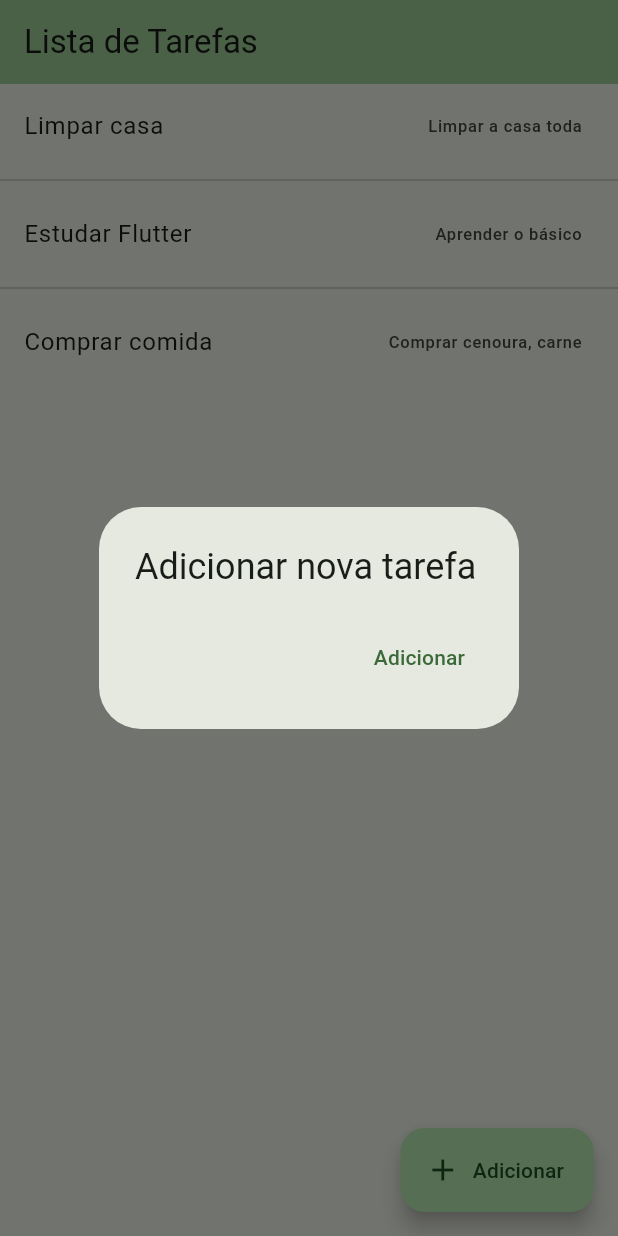
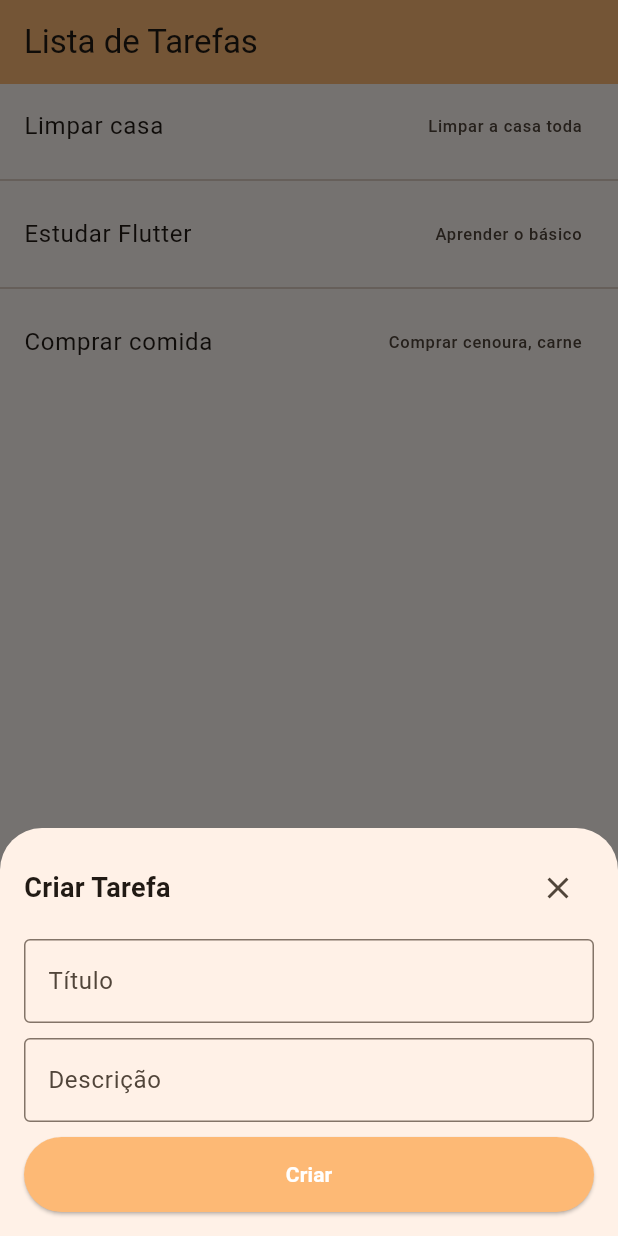
Before and after one commit to nellfs/flutter_todoapp, a Flutter app: the screen it shows after launch, after a tap on "Adicionar", on a phone screen of 412 x 824 dp. Run offline on Flutter 3.47's test engine with Material 3 defaults, Android fonts, the phone set to English and light mode, and no system bars.

```diff
--- a/lib/main.dart
+++ b/lib/main.dart
@@ -1,4 +1,5 @@
 import 'package:flutter/material.dart';
+import 'package:flutter_todoapp/models/task.dart';
 import 'package:flutter_todoapp/repositories/task_repository.dart';
 
 void main() {
@@ -13,7 +14,7 @@ class MyApp extends StatelessWidget {
     return MaterialApp(
       title: 'Flutter Demo',
       theme: ThemeData(
-        colorScheme: ColorScheme.fromSeed(seedColor: Colors.green),
+        colorScheme: ColorScheme.fromSeed(seedColor: Colors.orange),
         useMaterial3: true,
       ),
       home: MyHomePage(title: 'Lista de Tarefas'),
@@ -31,19 +32,62 @@ class MyHomePage extends StatefulWidget {
 
 class _MyHomePageState extends State<MyHomePage> {
   final list = TaskRepository.list;
+  final _titleController = TextEditingController();
 
-  void _addNewItem() {
-    showDialog(
+  void _addItem() {
+    setState(() {
+      list.add(Task(
+          title: _titleController.text, description: "Limpar a casa toda"));
+      _titleController.clear();
+    });
+    Navigator.pop(context);
+  }
+
+  void _showModal() {
+    showModalBottomSheet(
         context: context,
-        builder: (context) => AlertDialog(
-              title: const Text("Adicionar nova tarefa"),
-              actions: <Widget>[
-                TextButton(
-                  child: const Text("Adicionar"),
-                  onPressed: () {},
-                )
+        builder: (BuildContext context) {
+          return Container(
+            padding: const EdgeInsets.all(16.0),
+            child: Column(
+              mainAxisAlignment: MainAxisAlignment.center,
+              mainAxisSize: MainAxisSize.min,
+              children: <Widget>[
+                Row(
+                  mainAxisAlignment: MainAxisAlignment.spaceBetween,
+                  children: [
+                    const Text("Criar Tarefa",
+                        style: TextStyle(
+                            fontSize: 18, fontWeight: FontWeight.bold)),
+                    IconButton(
+                        icon: const Icon(Icons.close),
+                        onPressed: () => Navigator.pop(context))
+                  ],
+                ),
+                const SizedBox(height: 10),
+                TextField(
+                    controller: _titleController,
+                    decoration: const InputDecoration(
+                        hintText: 'Título', border: OutlineInputBorder())),
+                const SizedBox(height: 10),
+                const TextField(
+                    decoration: InputDecoration(
+                        hintText: 'Descrição', border: OutlineInputBorder())),
+                const SizedBox(height: 10),
+                ElevatedButton(
+                  style: ElevatedButton.styleFrom(
+                      backgroundColor:
+                          Theme.of(context).colorScheme.inversePrimary,
+                      minimumSize: const Size(double.infinity, 50)),
+                  onPressed: () => _addItem(),
+                  child: const Text("Criar",
+                      style: TextStyle(
+                          fontWeight: FontWeight.bold, color: Colors.white)),
+                ),
               ],
-            ));
+            ),
+          );
+        });
   }
 
   @override
@@ -54,7 +98,7 @@ class _MyHomePageState extends State<MyHomePage> {
         title: Text(widget.title),
       ),
       floatingActionButton: FloatingActionButton.extended(
-          onPressed: () => _addNewItem(),
+          onPressed: () => _showModal(),
           label: const Text("Adicionar"),
           icon: const Icon(Icons.add)),
       body: ListView.separated(
```
